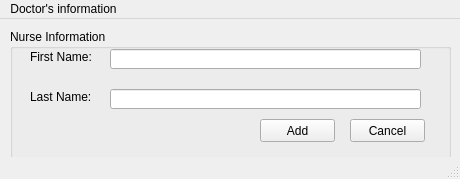
RaahimHash/DBMS-Project-UHU-Clinic, file Screens/Admin AddNurse.ui: the form before one commit.
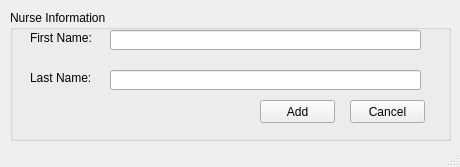
The form after the commit.

Diff of the .ui file:
```diff
--- a/Screens/Admin AddNurse.ui
+++ b/Screens/Admin AddNurse.ui
@@ -7,7 +7,7 @@
     <x>0</x>
     <y>0</y>
     <width>460</width>
-    <height>179</height>
+    <height>167</height>
    </rect>
   </property>
   <property name="windowTitle">
@@ -106,22 +106,6 @@
     </widget>
    </widget>
   </widget>
-  <widget class="QMenuBar" name="menubar">
-   <property name="geometry">
-    <rect>
-     <x>0</x>
-     <y>0</y>
-     <width>460</width>
-     <height>21</height>
-    </rect>
-   </property>
-   <widget class="QMenu" name="menuScreen7">
-    <property name="title">
-     <string>Doctor's information</string>
-    </property>
-   </widget>
-   <addaction name="menuScreen7"/>
-  </widget>
   <widget class="QStatusBar" name="statusbar"/>
  </widget>
  <resources/>
```
Left out of the diff: 3 changed lines with no effect on the pictures.
